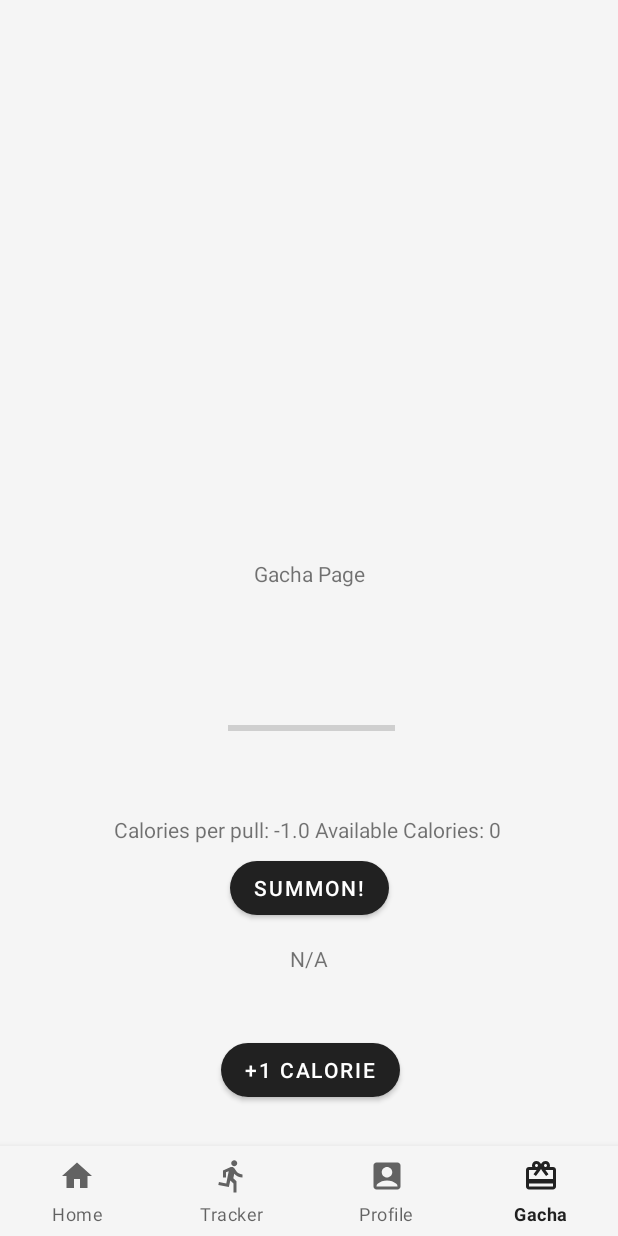
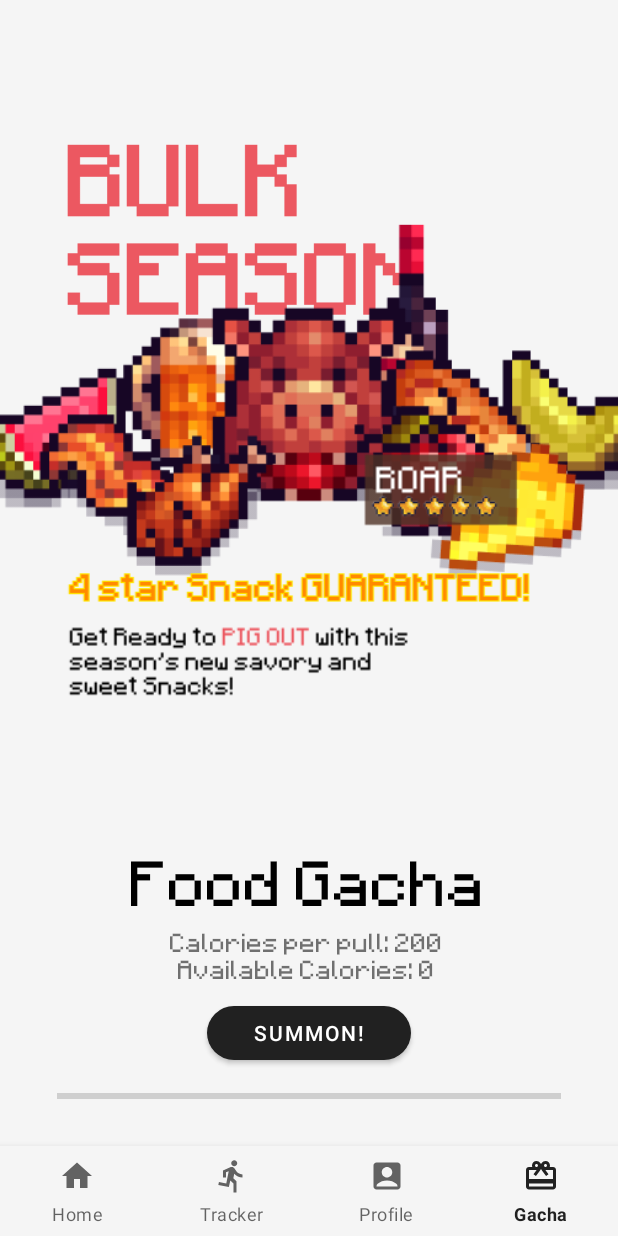
Before and after one commit to kylezhao101/fit-foodie-app, an Android app: the screen it shows after launch (GachaActivity), item 4 of the bottom bar chosen, on a phone screen of 412 x 824 dp. Run offline under Robolectric (Android 15) with nearby library versions, the phone set to English and light mode, and no system bars.

Commit message:
gacha banner added and made UI better

```diff
--- a/app/src/main/java/com/example/fitnessgachaapp/GachaActivity.java
+++ b/app/src/main/java/com/example/fitnessgachaapp/GachaActivity.java
@@ -1,10 +1,12 @@
 package com.example.fitnessgachaapp;
 
+import android.content.Context;
 import android.content.Intent;
 import android.graphics.Bitmap;
 import android.graphics.BitmapFactory;
 import android.graphics.Canvas;
 import android.graphics.Paint;
+import android.graphics.Typeface;
 import android.hardware.Sensor;
 import android.hardware.SensorEvent;
 import android.hardware.SensorEventListener;
@@ -19,8 +21,18 @@ import android.widget.TextView;
 import android.widget.Toast;
 
 import androidx.appcompat.app.AppCompatActivity;
+import androidx.core.content.res.ResourcesCompat;
+import androidx.recyclerview.widget.GridLayoutManager;
+import androidx.recyclerview.widget.RecyclerView;
 
 import com.google.android.material.bottomnavigation.BottomNavigationView;
+
+import org.json.JSONArray;
+import org.json.JSONException;
+
+import java.io.IOException;
+import java.io.InputStream;
+import java.util.List;
 
 public class GachaActivity extends AppCompatActivity implements SensorEventListener {
     //will use SQlite to pull from image database for gacha characters.
@@ -30,11 +42,12 @@ public class GachaActivity extends AppCompatActivity implements SensorEventListe
     private Button summonButton;
     private Button calorieButton;
     private TextView textMove;
+    private TextView gachaTitle;
     private TextView caloriesText;
     private boolean sensorOn = false;
     private long startTime = 0;
     private DatabaseHelper databaseHelper;
-    private static final float CALORIE_COST_PER_PULL = -1;
+    private static final int CALORIE_COST_PER_PULL = 200;
     private MediaPlayer done;
     private MediaPlayer cooking;
 
@@ -51,10 +64,20 @@ public class GachaActivity extends AppCompatActivity implements SensorEventListe
         summonButton = findViewById(R.id.summonButton);
         calorieButton = findViewById(R.id.calorieButton);
         textMove =  findViewById(R.id.textMove);
+        gachaTitle =  findViewById(R.id.gachaTextView);
         caloriesText =  findViewById(R.id.calorieTextView);
+        Typeface Minecraft = ResourcesCompat.getFont(this, R.font.minecraft_font);
+        gachaTitle.setTypeface(Minecraft);
+        textMove.setTypeface(Minecraft);
+        caloriesText.setTypeface(Minecraft);
         summonBar = findViewById(R.id.summonBar);
         done = MediaPlayer.create(this, R.raw.cook);
         cooking = MediaPlayer.create(this, R.raw.cooking);
+
+
+        databaseHelper = new DatabaseHelper(this);
+        List<GachaItem> gachaCollection = databaseHelper.getAllGachaItems();
+
 
 
         // Setup BottomNavigationView
@@ -93,7 +116,7 @@ public class GachaActivity extends AppCompatActivity implements SensorEventListe
                     if (sensorOn) {
                         // Register the sensor listener to start detecting shakes
                         sensorManager.registerListener(GachaActivity.this, accelerometer, SensorManager.SENSOR_DELAY_NORMAL);
-                        textMove.setText("Shake to summon!");
+                        textMove.setText("Shake to Cook!");
                     } else {
                         // Unregister the sensor listener to stop detecting shakes
                         sensorManager.unregisterListener(GachaActivity.this);
@@ -106,10 +129,10 @@ public class GachaActivity extends AppCompatActivity implements SensorEventListe
             }
         });
 
-        calorieButton.setOnClickListener(new View.OnClickListener() {
+        gachaTitle.setOnClickListener(new View.OnClickListener() {
             @Override
             public void onClick(View v) {
-                databaseHelper.updateUserTotalCalories(+1);
+                databaseHelper.updateUserTotalCalories(+100);
                 updateCaloriesText();
             }
         });
@@ -119,7 +142,7 @@ public class GachaActivity extends AppCompatActivity implements SensorEventListe
     private void updateCaloriesText() {
         float totalCalories = databaseHelper.getUserTotalCalories();
         String caloriesString = String.valueOf((int) totalCalories);
-        caloriesText.setText("Calories per pull: " +CALORIE_COST_PER_PULL +" Available Calories: " + caloriesString);
+        caloriesText.setText("Calories per pull: " +CALORIE_COST_PER_PULL +"\nAvailable Calories: " + caloriesString);
     }
     @Override
     public void onSensorChanged(SensorEvent event) {
@@ -140,7 +163,7 @@ public class GachaActivity extends AppCompatActivity implements SensorEventListe
                     // Update progress bar based on shaking duration
                     if (summonBar.getProgress() == 100 && databaseHelper.getUserTotalCalories() >0) {
                         summonBar.setProgress(100);
-                        databaseHelper.updateUserTotalCalories(CALORIE_COST_PER_PULL);
+                        databaseHelper.updateUserTotalCalories(-CALORIE_COST_PER_PULL);
                         done.start();
                         Intent intent = new Intent(GachaActivity.this, PullActivity.class);
                         startActivity(intent);
@@ -154,6 +177,26 @@ public class GachaActivity extends AppCompatActivity implements SensorEventListe
                 // if phone is still
                 startTime = System.currentTimeMillis();
             }
+        }
+    }
+
+    private int countItemsFromJson(Context context, String filename) {
+        try {
+            // Open the drawable_items.json file from assets folder
+            InputStream is = context.getAssets().open(filename);
+            int size = is.available();
+            byte[] buffer = new byte[size];
+            is.read(buffer);
+            is.close();
+            // Convert the buffer into a string
+            String json = new String(buffer, "UTF-8");
+
+            // Parse the JSON string to get the count of items
+            JSONArray jsonArray = new JSONArray(json);
+            return jsonArray.length(); // Return the number of items
+        } catch (IOException | JSONException e) {
+            e.printStackTrace();
+            return 0; // In case of an error, return 0
         }
     }
 
--- a/app/src/main/java/com/example/fitnessgachaapp/MainActivity.java
+++ b/app/src/main/java/com/example/fitnessgachaapp/MainActivity.java
@@ -31,7 +31,7 @@ public class MainActivity extends AppCompatActivity {
         List<GachaItem> gachaCollection = databaseHelper.getAllGachaItems();
 
         // Setup the RecyclerView with a GridLayoutManager
-        RecyclerView recyclerView = findViewById(R.id.gacha_collection_recycler_view);
+        RecyclerView recyclerView = findViewById(R.id.gachaView);
         int numberOfColumns = 3;
         recyclerView.setLayoutManager(new GridLayoutManager(this, numberOfColumns));
         recyclerView.setAdapter(new GachaAdapter(gachaCollection, this));
--- a/app/src/main/res/layout/activity_main.xml
+++ b/app/src/main/res/layout/activity_main.xml
@@ -83,7 +83,7 @@
             android:textSize="16sp" />
 
         <androidx.recyclerview.widget.RecyclerView
-            android:id="@+id/gacha_collection_recycler_view"
+            android:id="@+id/gachaView"
             android:layout_width="match_parent"
             android:layout_height="match_parent"
             android:clipToPadding="false"
--- a/app/src/main/res/layout/gacha_page.xml
+++ b/app/src/main/res/layout/gacha_page.xml
@@ -5,59 +5,105 @@
     android:layout_height="match_parent"
     xmlns:app="http://schemas.android.com/apk/res-auto">
 
-    <TextView
-        android:id="@+id/textView2"
+    <LinearLayout
+        android:id="@+id/linearLayout2"
+        android:layout_width="match_parent"
+        android:layout_height="match_parent"
+        android:orientation="vertical"
+        app:layout_constraintBottom_toBottomOf="parent"
+        app:layout_constraintEnd_toEndOf="parent"
+        app:layout_constraintStart_toStartOf="parent"
+        app:layout_constraintTop_toTopOf="parent">
+
+        <FrameLayout
+            android:layout_width="match_parent"
+            android:layout_height="match_parent"
+            android:layout_weight="1">
+
+            <Button
+                android:id="@+id/calorieButton"
                 android:layout_width="wrap_content"
                 android:layout_height="wrap_content"
-        android:text="Gacha Page"
-        app:layout_constraintBottom_toTopOf="@+id/bottom_navigation"
-        app:layout_constraintEnd_toEndOf="parent"
-        app:layout_constraintStart_toStartOf="parent"
-        app:layout_constraintTop_toTopOf="parent" />
+                android:layout_marginTop="35dp"
+                android:layout_marginEnd="272dp"
+                android:layout_marginBottom="21dp"
+                android:text="+1 calorie"
+                android:visibility="gone"
+                tools:visibility="gone" />
+
+            <ImageView
+                android:id="@+id/bannerView"
+                android:layout_width="match_parent"
+                android:layout_height="match_parent"
+                app:srcCompat="@drawable/gachabanner" />
+
+        </FrameLayout>
+
+        <LinearLayout
+            android:layout_width="match_parent"
+            android:layout_height="match_parent"
+            android:layout_weight="2"
+            android:orientation="vertical">
+
+            <TextView
+                android:id="@+id/gachaTextView"
+                android:layout_width="wrap_content"
+                android:layout_height="wrap_content"
+                android:layout_gravity="center"
+                android:gravity="center_horizontal"
+                android:paddingTop="16dp"
+                android:text="Food Gacha"
+                android:textColor="#000000"
+                android:textSize="34sp" />
+
+            <TextView
+                android:id="@+id/calorieTextView"
+                android:layout_width="235dp"
+                android:layout_height="wrap_content"
+                android:layout_gravity="center_horizontal"
+                android:layout_marginStart="176dp"
+                android:layout_marginEnd="177dp"
+                android:gravity="center_horizontal"
+                android:paddingTop="10dp"
+                android:paddingBottom="10dp"
+                android:text="Calories: " />
 
             <Button
                 android:id="@+id/summonButton"
-        android:layout_width="wrap_content"
+                android:layout_width="136dp"
                 android:layout_height="wrap_content"
+                android:layout_gravity="center_horizontal"
                 android:layout_marginStart="160dp"
-        android:layout_marginTop="149dp"
                 android:layout_marginEnd="160dp"
-        android:layout_marginBottom="121dp"
-        android:text="Summon!"
-        app:layout_constraintBottom_toTopOf="@+id/bottom_navigation"
-        app:layout_constraintEnd_toEndOf="parent"
-        app:layout_constraintStart_toStartOf="parent"
-        app:layout_constraintTop_toBottomOf="@+id/textView2" />
+                android:layout_marginBottom="0dp"
+                android:text="Summon!" />
+
+            <ProgressBar
+                android:id="@+id/summonBar"
+                style="@android:style/Widget.DeviceDefault.Light.ProgressBar.Horizontal"
+                android:layout_width="336dp"
+                android:layout_height="wrap_content"
+                android:layout_gravity="center_horizontal"
+                android:layout_marginTop="0dp"
+                android:indeterminateBehavior="repeat"
+                android:paddingTop="10dp"
+                android:progressTint="#00FFC4" />
 
             <TextView
                 android:id="@+id/textMove"
-        android:layout_width="wrap_content"
+                android:layout_width="200dp"
                 android:layout_height="wrap_content"
-        android:layout_marginStart="193dp"
-        android:layout_marginEnd="193dp"
-        android:layout_marginBottom="102dp"
-        android:text="N/A"
-        app:layout_constraintBottom_toTopOf="@+id/bottom_navigation"
-        app:layout_constraintEnd_toEndOf="parent"
-        app:layout_constraintStart_toStartOf="parent"
-        app:layout_constraintTop_toBottomOf="@+id/summonButton" />
+                android:layout_gravity="center_horizontal"
+                android:layout_marginStart="201dp"
+                android:layout_marginTop="0dp"
+                android:layout_marginEnd="202dp"
+                android:gravity="center_horizontal"
+                android:textColor="#02DD98"
+                android:textSize="24sp" />
 
-    <ProgressBar
-        android:id="@+id/summonBar"
-        style="@style/Widget.AppCompat.ProgressBar.Horizontal"
-        android:layout_width="111dp"
-        android:layout_height="14dp"
-        android:layout_marginStart="181dp"
-        android:layout_marginTop="55dp"
-        android:layout_marginEnd="182dp"
-        android:layout_marginBottom="46dp"
-        android:progressTint="#00FFC4"
-        app:layout_constraintBottom_toTopOf="@+id/summonButton"
-        app:layout_constraintEnd_toEndOf="parent"
-        app:layout_constraintHorizontal_bias="0.476"
-        app:layout_constraintStart_toStartOf="parent"
-        app:layout_constraintTop_toBottomOf="@+id/textView2"
-        app:layout_constraintVertical_bias="0.514" />
+        </LinearLayout>
+
+    </LinearLayout>
 
     <com.google.android.material.bottomnavigation.BottomNavigationView
         android:id="@+id/bottom_navigation"
@@ -67,35 +113,6 @@
         android:background="@color/app_background_color"
         app:labelVisibilityMode="labeled"
         app:layout_constraintBottom_toBottomOf="parent"
-        app:layout_constraintEnd_toEndOf="parent"
-        app:layout_constraintStart_toStartOf="parent"
         app:menu="@menu/bottom_nav_menu" />
 
-    <TextView
-        android:id="@+id/calorieTextView"
-        android:layout_width="wrap_content"
-        android:layout_height="wrap_content"
-        android:layout_marginStart="176dp"
-        android:layout_marginTop="45dp"
-        android:layout_marginEnd="177dp"
-        android:text="Calories: "
-        app:layout_constraintBottom_toTopOf="@+id/summonButton"
-        app:layout_constraintEnd_toEndOf="parent"
-        app:layout_constraintStart_toStartOf="parent"
-        app:layout_constraintTop_toBottomOf="@+id/summonBar" />
-
-    <Button
-        android:id="@+id/calorieButton"
-        android:layout_width="wrap_content"
-        android:layout_height="wrap_content"
-        android:layout_marginStart="159dp"
-        android:layout_marginTop="35dp"
-        android:layout_marginEnd="158dp"
-        android:layout_marginBottom="21dp"
-        android:text="+1 calorie"
-        app:layout_constraintBottom_toTopOf="@+id/bottom_navigation"
-        app:layout_constraintEnd_toEndOf="parent"
-        app:layout_constraintStart_toStartOf="parent"
-        app:layout_constraintTop_toBottomOf="@+id/textMove" />
-
 </androidx.constraintlayout.widget.ConstraintLayout>
```
Also changed, not shown: app/src/main/res/drawable-nodpi/gachabanner.png (added), app/src/main/res/font/minecraft_font.ttf (added). Lines whose indentation alone changed are shown as unchanged.
